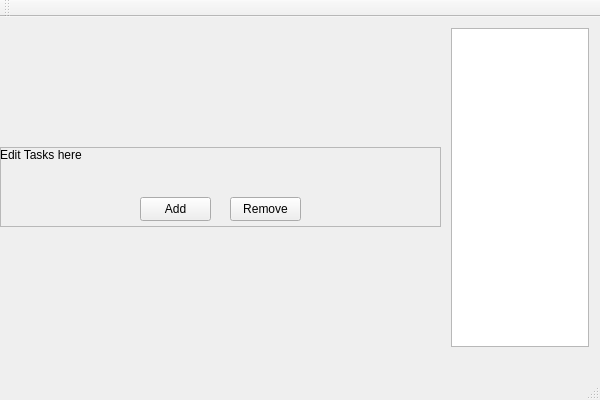
First picture: the form in todoProject/todoProject.ui, repository Pdom02/ToDo-App, before the edit.
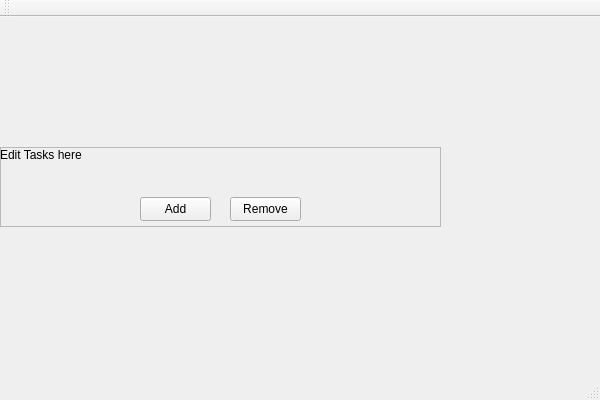
Second picture: the form after the edit.

Commit message: Added the ability to add a task, need to implement a queue and then a way to visually represent them...

What changed in the file:
```diff
--- a/todoProject/todoProject.ui
+++ b/todoProject/todoProject.ui
@@ -14,21 +14,6 @@
    <string>todoProject</string>
   </property>
   <widget class="QWidget" name="centralWidget">
-   <widget class="QWidget" name="verticalLayoutWidget">
-    <property name="geometry">
-     <rect>
-      <x>440</x>
-      <y>0</y>
-      <width>160</width>
-      <height>341</height>
-     </rect>
-    </property>
-    <layout class="QVBoxLayout" name="verticalLayout">
-     <item>
-      <widget class="QListView" name="taskView"/>
-     </item>
-    </layout>
-   </widget>
    <widget class="QFrame" name="decisionFrame">
     <property name="geometry">
      <rect>
```
Left out of the diff: 10 changed lines with no effect on the pictures. The commit also changes 2 other files.
